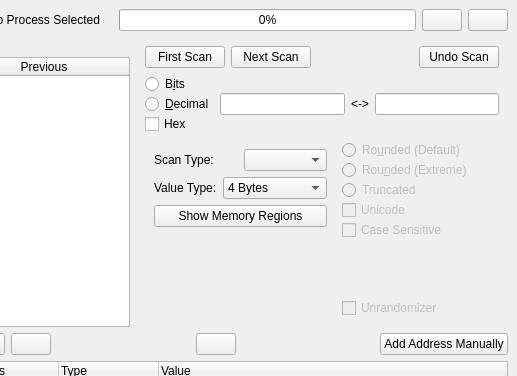
Old version of the form GUI/MainWindow.ui in the repository korcankaraokcu/PINCE; both pictures show x 251 to 768 and y 0 to 376 of the 768 by 659 pixel window.
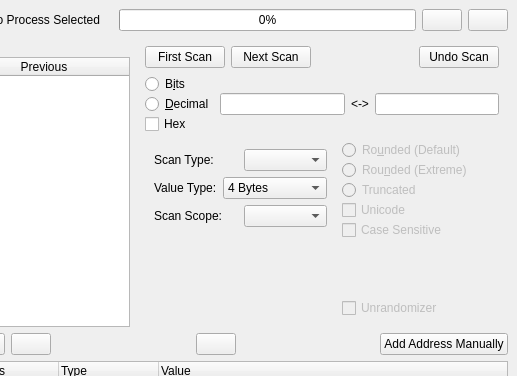
New version of the form.

Commit message: Added scan scope

```diff
--- a/GUI/MainWindow.ui
+++ b/GUI/MainWindow.ui
@@ -398,11 +398,18 @@
                </layout>
               </item>
               <item>
-               <widget class="QPushButton" name="pushButton_ShowMemoryRegions">
-                <property name="text">
-                 <string>Show Memory Regions</string>
-                </property>
-               </widget>
+               <layout class="QHBoxLayout" name="horizontalLayout_10">
+                <item>
+                 <widget class="QLabel" name="label_ScanScope">
+                  <property name="text">
+                   <string>Scan Scope:</string>
+                  </property>
+                 </widget>
+                </item>
+                <item>
+                 <widget class="QComboBox" name="comboBox_ScanScope"/>
+                </item>
+               </layout>
               </item>
               <item>
                <spacer name="verticalSpacer">
```
Left out of the diff: 280 changed lines with no effect on the pictures. The commit also changes 3 other files.
